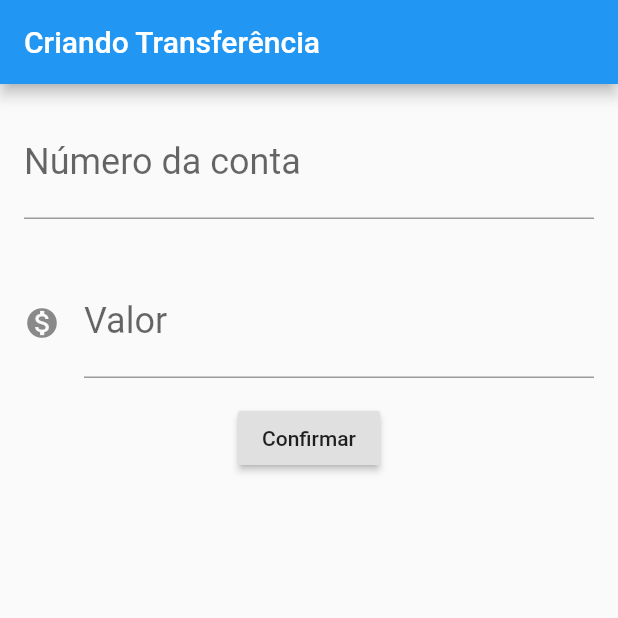
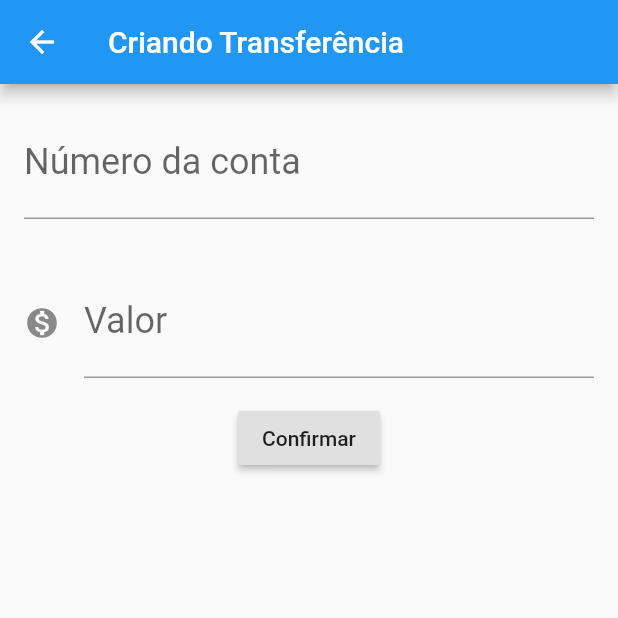
Before and after one commit to heliomarpm/flutter-bytebank, a Flutter app: the FormularioTransferencia screen opened directly, after a tap on "Confirmar", on a phone screen of 412 x 824 dp, the top half of it. Run offline on Flutter 3.47's test engine with Material 2 defaults, Android fonts, the phone set to English and light mode, and no system bars.

Commit message:
refatoração de codigo

```diff
--- a/lib/main.dart
+++ b/lib/main.dart
@@ -4,7 +4,6 @@ void main() => runApp(const BytebankApp());
 
 class BytebankApp extends StatelessWidget {
   const BytebankApp({Key? key}) : super(key: key);
-
   @override
   Widget build(BuildContext context) {
     return MaterialApp(
@@ -29,64 +28,98 @@ class FormularioTransferencia extends StatelessWidget {
         ),
         body: Column(
           children: <Widget>[
-            Padding(
-              padding: const EdgeInsets.all(16.0),
-              child: TextField(
-                controller: _controladorCampoNumeroConta,
-                style: const TextStyle(fontSize: 24.0),
-                decoration: const InputDecoration(
-                    labelText: 'Número da conta', hintText: '0000'),
-                keyboardType: TextInputType.number,
-              ),
+            Editor(
+              controlador: _controladorCampoNumeroConta,
+              dica: '0000',
+              rotulo: 'Número da conta',
             ),
-            Padding(
-              padding: const EdgeInsets.all(16.0),
-              child: TextField(
-                controller: _controladorCampoValor,
-                style: const TextStyle(fontSize: 24.0),
-                decoration: const InputDecoration(
-                    icon: Icon(Icons.monetization_on),
-                    labelText: 'Valor',
-                    hintText: '0.00'),
-                keyboardType: TextInputType.number,
-              ),
+            Editor(
+              dica: '0.00',
+              controlador: _controladorCampoValor,
+              rotulo: 'Valor',
+              icone: Icons.monetization_on,
             ),
             RaisedButton(
               child: const Text('Confirmar'),
-              onPressed: () {
-                debugPrint('clicou no confirmar');
-                final numeroConta = int.tryParse(_controladorCampoNumeroConta.text);
-                final valor = double.tryParse(_controladorCampoValor.text);
-                if (numeroConta != null && valor != null) {
-                  final transferenciaCriada = Transferencia(valor, numeroConta);
-                  debugPrint('$transferenciaCriada');
-                }
-              },
+              onPressed: () => _criaTransferencia(context),
             )
           ],
         ));
   }
+
+  void _criaTransferencia(BuildContext context) {
+    final numeroConta = int.tryParse(_controladorCampoNumeroConta.text);
+    final valor = double.tryParse(_controladorCampoValor.text);
+    if (numeroConta != null && valor != null) {
+      final transferenciaCriada = Transferencia(valor, numeroConta);
+      debugPrint('Criando transferência');
+      debugPrint('$transferenciaCriada');
+      Navigator.pop(context, transferenciaCriada);
+    }
+  }
+}
+
+class Editor extends StatelessWidget {
+  final TextEditingController controlador;
+  final String rotulo;
+  final String dica;
+  final IconData icone;
+
+  // ignore: use_key_in_widget_constructors
+  const Editor({required this.controlador, required this.rotulo, required this.dica, this.icone});
+
+  @override
+  Widget build(BuildContext context) {
+    return Padding(
+      padding: const EdgeInsets.all(16.0),
+      child: TextField(
+        controller: controlador,
+        style: TextStyle(fontSize: 24.0),
+        decoration: InputDecoration(
+          icon: icone != null ? Icon(icone) : null,
+          labelText: rotulo,
+          hintText: dica,
+        ),
+        keyboardType: TextInputType.number,
+      ),
+    );
+  }
 }
 
 class ListaTransferencias extends StatelessWidget {
-  const ListaTransferencias({Key? key}) : super(key: key);
+  final List<Transferencia> _transferencias = [];
+
+  ListaTransferencias({Key? key}) : super(key: key);
 
   @override
   Widget build(BuildContext context) {
+    _transferencias.add(Transferencia(100.0, 1000));
+    _transferencias.add(Transferencia(100.0, 1000));
+    _transferencias.add(Transferencia(100.0, 1000));
+    _transferencias.add(Transferencia(100.0, 1000));
     return Scaffold(
       appBar: AppBar(
         title: const Text('Transferências'),
       ),
-      body: Column(
-        children: <Widget>[
-          ItemTransferencia(Transferencia(100.0, 1000)),
-          ItemTransferencia(Transferencia(200.0, 2000)),
-          ItemTransferencia(Transferencia(300.0, 3000)),
-        ],
+      body: ListView.builder(
+        itemCount: _transferencias.length,
+        itemBuilder: (context, indice) {
+          final transferencia = _transferencias[indice];
+          return ItemTransferencia(transferencia);
+        },
+
       ),
       floatingActionButton: FloatingActionButton(
-        onPressed: () {},
-        child: const Icon(Icons.add),
+        child: const Icon(Icons.add), onPressed: () {
+          final Future future = Navigator.push(context, MaterialPageRoute(builder: (context) {
+            return FormularioTransferencia();
+          }));
+          future.then((transferenciaRecebida) {
+            debugPrint('chegou no then do future');
+            debugPrint('$transferenciaRecebida');
+            _transferencias.add(transferenciaRecebida);
+          });
+      },
       ),
     );
   }
```
